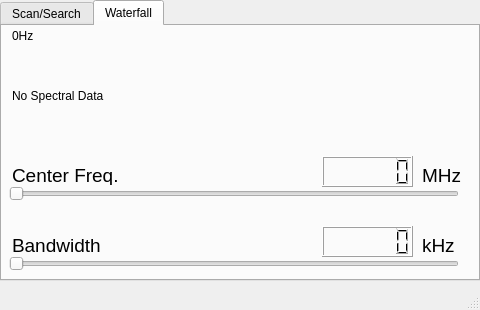
Before: the Qt Designer form mainwindow.ui in CWRU-ECSE-398-Team-14/SDR-GNU-Radio-App, drawn with Qt 5.
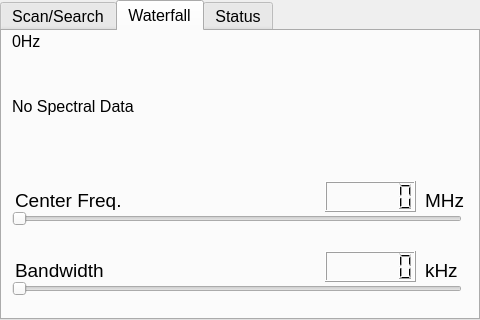
After: the same form once the commit is applied. The open tabs and pages were chosen to show the change. Icons and pictures are not drawn.

Commit message: Gui improvements, Status tab added, status bar removed

```diff
--- a/mainwindow.ui
+++ b/mainwindow.ui
@@ -7,7 +7,7 @@
     <x>0</x>
     <y>0</y>
     <width>480</width>
-    <height>310</height>
+    <height>320</height>
    </rect>
   </property>
   <property name="font">
@@ -25,12 +25,13 @@
       <x>0</x>
       <y>0</y>
       <width>480</width>
-      <height>281</height>
+      <height>320</height>
      </rect>
     </property>
     <property name="font">
      <font>
       <family>Liberation Sans</family>
+      <pointsize>12</pointsize>
      </font>
     </property>
     <property name="layoutDirection">
@@ -751,8 +752,8 @@
      <widget class="QSlider" name="bandwidthSlider">
       <property name="geometry">
        <rect>
-        <x>7</x>
-        <y>230</y>
+        <x>10</x>
+        <y>250</y>
         <width>450</width>
         <height>16</height>
        </rect>
@@ -767,8 +768,8 @@
      <widget class="QSlider" name="frequencySlider">
       <property name="geometry">
        <rect>
-        <x>7</x>
-        <y>160</y>
+        <x>10</x>
+        <y>180</y>
         <width>450</width>
         <height>16</height>
        </rect>
@@ -786,8 +787,8 @@
      <widget class="QLCDNumber" name="centerFreqLcdNumber">
       <property name="geometry">
        <rect>
-        <x>320</x>
-        <y>130</y>
+        <x>323</x>
+        <y>150</y>
         <width>91</width>
         <height>31</height>
        </rect>
@@ -808,8 +809,8 @@
      <widget class="QLCDNumber" name="bandwidthLcdNumber">
       <property name="geometry">
        <rect>
-        <x>320</x>
-        <y>200</y>
+        <x>323</x>
+        <y>220</y>
         <width>91</width>
         <height>31</height>
        </rect>
@@ -827,8 +828,8 @@
      <widget class="QLabel" name="centerFreqLabel">
       <property name="geometry">
        <rect>
-        <x>10</x>
-        <y>140</y>
+        <x>13</x>
+        <y>160</y>
         <width>110</width>
         <height>19</height>
        </rect>
@@ -846,8 +847,8 @@
      <widget class="QLabel" name="bandwidthLabel">
       <property name="geometry">
        <rect>
-        <x>10</x>
-        <y>210</y>
+        <x>13</x>
+        <y>230</y>
         <width>110</width>
         <height>19</height>
        </rect>
@@ -868,12 +869,13 @@
         <x>10</x>
         <y>20</y>
         <width>450</width>
-        <height>100</height>
+        <height>111</height>
        </rect>
       </property>
       <property name="font">
        <font>
         <family>Liberation Sans</family>
+        <pointsize>12</pointsize>
        </font>
       </property>
       <property name="text">
@@ -892,6 +894,7 @@
       <property name="font">
        <font>
         <family>Liberation Sans</family>
+        <pointsize>12</pointsize>
        </font>
       </property>
       <property name="text">
@@ -901,8 +904,8 @@
      <widget class="QLabel" name="centerFreqUnitsLabel">
       <property name="geometry">
        <rect>
-        <x>420</x>
-        <y>140</y>
+        <x>423</x>
+        <y>160</y>
         <width>41</width>
         <height>19</height>
        </rect>
@@ -920,8 +923,8 @@
      <widget class="QLabel" name="bandwidthUnitsLabel">
       <property name="geometry">
        <rect>
-        <x>420</x>
-        <y>210</y>
+        <x>423</x>
+        <y>230</y>
         <width>41</width>
         <height>19</height>
        </rect>
@@ -937,9 +940,32 @@
       </property>
      </widget>
     </widget>
+    <widget class="QWidget" name="statusTab">
+     <attribute name="title">
+      <string>Status</string>
+     </attribute>
+     <widget class="QPlainTextEdit" name="logViewer">
+      <property name="geometry">
+       <rect>
+        <x>10</x>
+        <y>120</y>
+        <width>461</width>
+        <height>161</height>
+       </rect>
+      </property>
+      <property name="font">
+       <font>
+        <family>Liberation Mono</family>
+        <pointsize>9</pointsize>
+       </font>
+      </property>
+      <property name="backgroundVisible">
+       <bool>false</bool>
+      </property>
+     </widget>
+    </widget>
    </widget>
   </widget>
-  <widget class="QStatusBar" name="statusbar"/>
  </widget>
  <resources/>
  <connections/>
```
Left out of the diff: 11 changed lines with no effect on the pictures. The commit also changes 4 other files.
